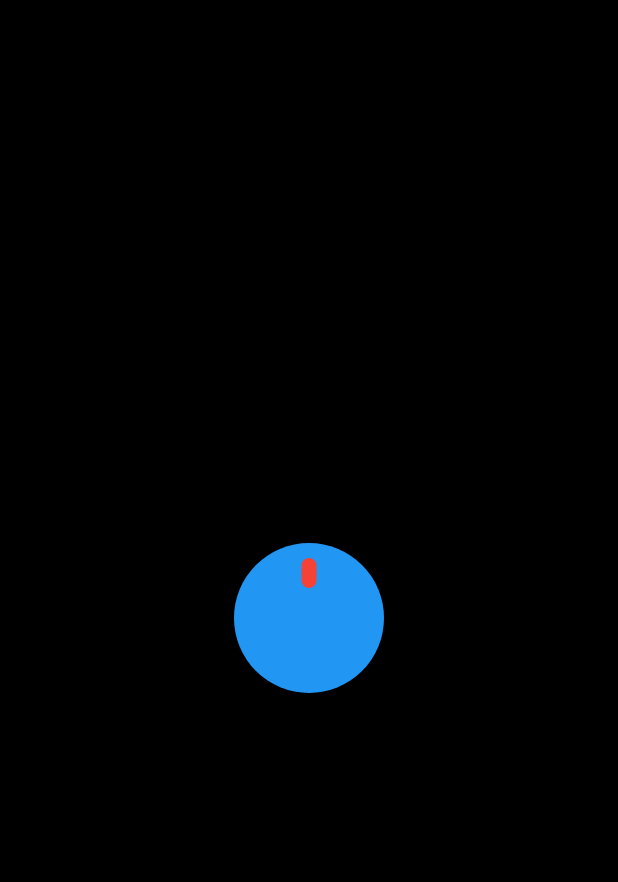
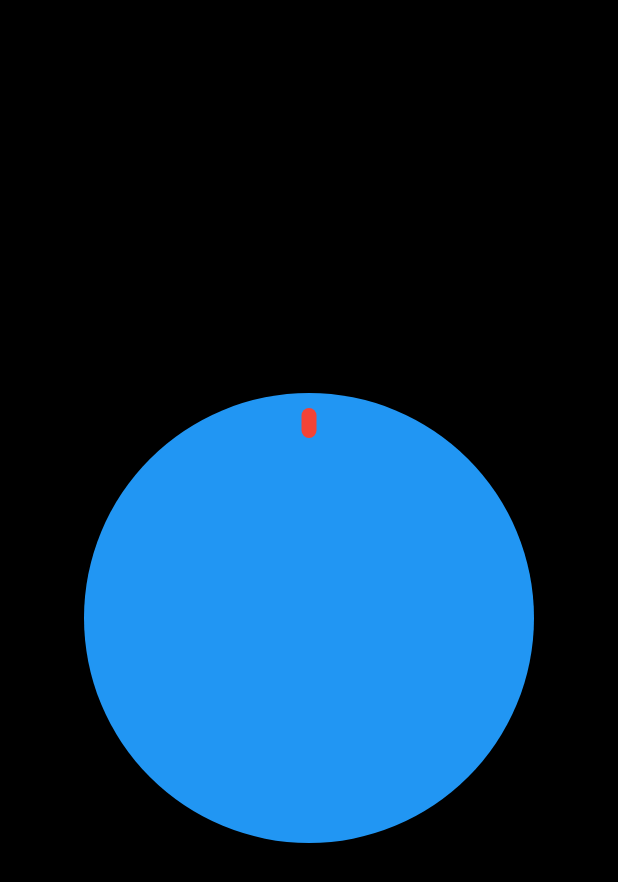
Before and after one commit to dtJason1/multi_touch, a Flutter app: the screen it shows after launch, on a phone screen of 412 x 824 dp. Shown: the top 882 px of the screen. Run offline on Flutter 3.47's test engine with Material 3 defaults, Android fonts, the light colour scheme and no system bars.

Commit message:
big_circular

```diff
--- a/lib/main.dart
+++ b/lib/main.dart
@@ -66,11 +66,11 @@ class _MyHomePageState extends State<MyHomePage> {
                     children: [
                       // 원형 컨테이너
                       Container(
-                        width: 100,
-                        height: 100,
+                        width: 300,
+                        height: 300,
                         decoration: BoxDecoration(
                           color: Colors.blue,
-                          borderRadius: BorderRadius.circular(50),
+                          borderRadius: BorderRadius.circular(300),
                         ),
                       ),
                       // 표시를 위한 상단 부분
```
